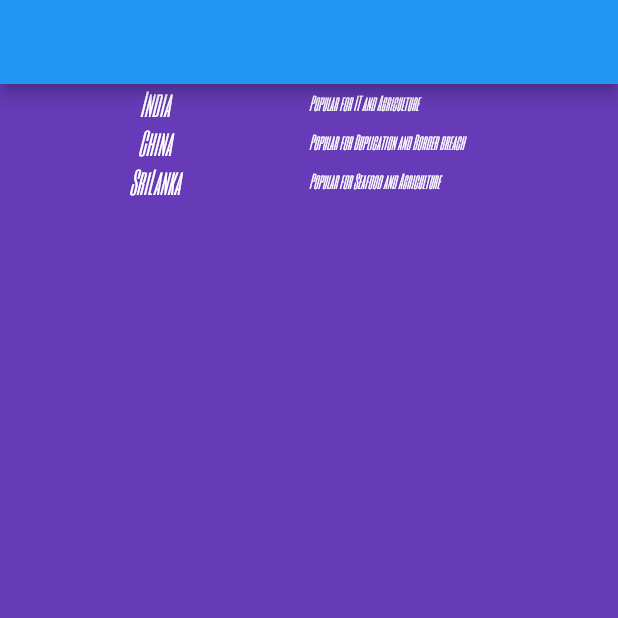
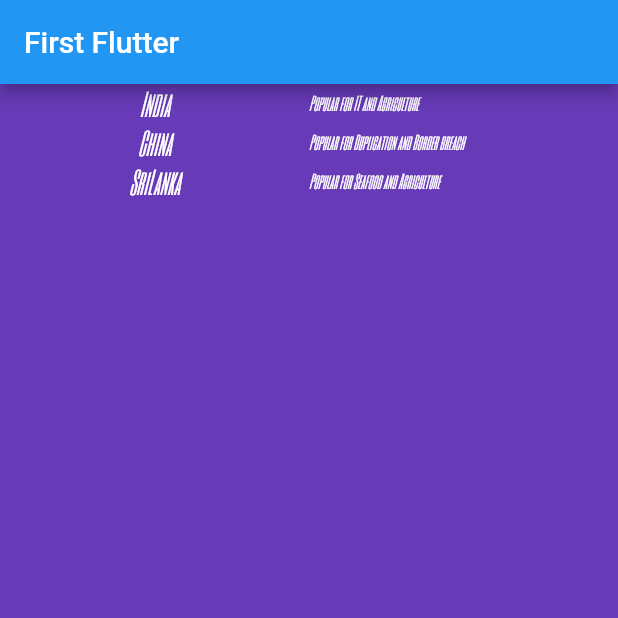
Before and after one commit to ashokslsk/Flutter-101, a Flutter app: the screen it shows after launch, on a phone screen of 412 x 824 dp, the top half of it. Run offline on Flutter 3.47's test engine with Material 2 defaults, Android fonts, the phone set to English and light mode, and no system bars.

Commit message:
Added app bar Finished ROW and Columns

```diff
--- a/lib/app_screens/home.dart
+++ b/lib/app_screens/home.dart
@@ -8,7 +8,7 @@ class Home extends StatelessWidget{
     return  MaterialApp(
         title: "Exploring UI Widgets",
         home: Scaffold(
-          appBar: AppBar(),
+          appBar: AppBar(title: Text("First Flutter"),),
           body: Center(
             child: Container(
                 alignment: Alignment.center,
```
Also changed, not shown: p2.png (added), screens/p1.png (added).
